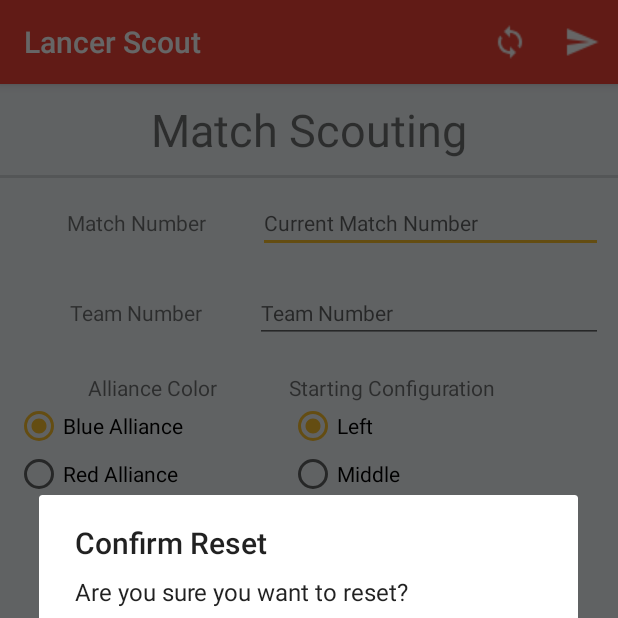
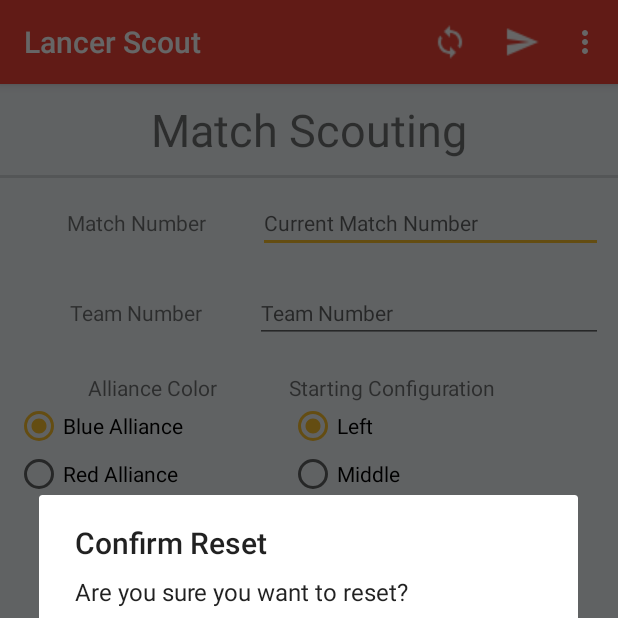
Before and after one commit to RoboLancers/LancerScout, an Android app: the screen it shows after launch (MatchScoutingActivity), after a tap on "Reset", on a phone screen of 412 x 824 dp, the top half of it. Run offline under Robolectric (Android 15) with nearby library versions, the phone set to English and light mode, and no system bars.

```diff
--- a/app/build.gradle
+++ b/app/build.gradle
@@ -29,6 +29,7 @@ dependencies {
     implementation fileTree(include: ['*.jar'], dir: 'libs')
     implementation 'com.android.support:appcompat-v7:27.1.1'
     implementation 'com.android.support.constraint:constraint-layout:1.1.0'
+    implementation 'com.android.support:support-v4:27.1.1'
     testImplementation 'junit:junit:4.12'
     androidTestImplementation 'com.android.support.test:runner:1.0.2'
     androidTestImplementation 'com.android.support.test.espresso:espresso-core:3.0.2'
@@ -36,4 +37,6 @@ dependencies {
     implementation 'com.android.volley:volley:1.1.0'
     implementation 'com.google.code.gson:gson:2.8.4'
     implementation 'com.android.support:cardview-v7:27.1.1'
+    implementation 'com.android.support:preference-v7:27.1.1'
+    implementation 'com.android.support:preference-v14:27.1.1'
 }
--- a/app/src/main/AndroidManifest.xml
+++ b/app/src/main/AndroidManifest.xml
@@ -14,8 +14,7 @@
         android:roundIcon="@mipmap/ic_launcher_round"
         android:supportsRtl="true"
         android:theme="@style/AppTheme">
-        <activity
-            android:name=".activities.teams.MatchScoutingActivity">
+        <activity android:name=".activities.MatchScoutingActivity">
             <intent-filter>
                 <action android:name="android.intent.action.MAIN" />
 
@@ -24,7 +23,6 @@
                 <action android:name="android.intent.action.SEARCH" />
             </intent-filter>
         </activity>
-
+        <activity android:name=".activities.SettingsActivity" android:theme="@style/AppTheme"/>
     </application>
-
 </manifest>
--- a/app/src/main/java/robolancer/com/lancerscout/activities/teams/MatchScoutingActivity.java
+++ b/app/src/main/java/robolancer/com/lancerscout/activities/MatchScoutingActivity.java
@@ -1,16 +1,11 @@
-package robolancer.com.lancerscout.activities.teams;
+package robolancer.com.lancerscout.activities;
 
 import android.bluetooth.BluetoothAdapter;
-import android.bluetooth.BluetoothDevice;
-import android.bluetooth.BluetoothSocket;
-import android.content.DialogInterface;
 import android.content.Intent;
-import android.os.ParcelUuid;
 import android.support.v7.app.AlertDialog;
 import android.support.v7.app.AppCompatActivity;
 import android.os.Bundle;
 import android.support.v7.widget.Toolbar;
-import android.util.Log;
 import android.view.Menu;
 import android.view.MenuInflater;
 import android.view.MenuItem;
@@ -26,17 +21,12 @@ import android.widget.Toast;
 import com.google.gson.Gson;
 
 import java.io.IOException;
-import java.util.ArrayList;
-import java.util.Objects;
-import java.util.Set;
-import java.util.UUID;
 
 import robolancer.com.lancerscout.R;
 import robolancer.com.lancerscout.bluetooth.BluetoothHelper;
 import robolancer.com.lancerscout.models.AllianceColor;
 import robolancer.com.lancerscout.models.AutonomousAttempt;
 import robolancer.com.lancerscout.models.EndGameAttempt;
-import robolancer.com.lancerscout.models.LancerMatch;
 import robolancer.com.lancerscout.models.LancerMatchBuilder;
 import robolancer.com.lancerscout.models.StartingConfiguration;
 
@@ -124,7 +114,7 @@ public class MatchScoutingActivity extends AppCompatActivity {
                             }
                         }).show();
                 break;
-            case R.id.reset:
+            case R.id.action_reset:
                 AlertDialog.Builder resetDialog = new AlertDialog.Builder(MatchScoutingActivity.this);
                 resetDialog.setTitle("Confirm Reset")
                         .setMessage("Are you sure you want to reset?")
@@ -133,6 +123,9 @@ public class MatchScoutingActivity extends AppCompatActivity {
                             reset();
                             bluetoothHelper.showBluetoothDevices();
                         }).show();
+                break;
+            case R.id.action_settings:
+                startActivity(new Intent(this, SettingsActivity.class));
                 break;
             default:
                 return super.onOptionsItemSelected(item);
--- a/app/src/main/res/layout/activity_match_scouting.xml
+++ b/app/src/main/res/layout/activity_match_scouting.xml
@@ -7,7 +7,7 @@
     android:layout_height="match_parent"
     android:background="#f1f5f8"
     android:orientation="vertical"
-    tools:context=".activities.teams.MatchScoutingActivity">
+    tools:context=".activities.MatchScoutingActivity">
 
     <android.support.v7.widget.Toolbar
         android:id="@+id/appbar"
--- a/app/src/main/res/menu/menu_match.xml
+++ b/app/src/main/res/menu/menu_match.xml
@@ -4,7 +4,7 @@
     xmlns:android="http://schemas.android.com/apk/res/android">
 
     <item
-        android:id="@+id/reset"
+        android:id="@+id/action_reset"
         android:icon="@drawable/loop_white_24dp"
         android:title="@string/reset"
         app:showAsAction="ifRoom" />
@@ -14,4 +14,10 @@
         android:icon="@drawable/send_white_24dp"
         android:title="@string/send"
         app:showAsAction="always" />
+
+    <item
+    android:id="@+id/action_settings"
+    android:icon="@drawable/settings_black_24dp"
+    android:title="Settings"
+    app:showAsAction="never" />
 </menu>
--- a/app/src/main/res/values/styles.xml
+++ b/app/src/main/res/values/styles.xml
@@ -8,6 +8,7 @@
         <item name="colorAccent">@color/colorAccent</item>
         <item name="windowActionBar">false</item>
         <item name="windowNoTitle">true</item>
+        <item name="preferenceTheme">@style/PreferenceThemeOverlay.v14.Material</item>
     </style>
 
     <style name="AppTheme.AppBarOverlay" parent="ThemeOverlay.AppCompat.Dark.ActionBar" />
```
Also changed, not shown: app/src/main/java/robolancer/com/lancerscout/activities/AppCompatPreferenceActivity.java (added, +109 -0 lines), app/src/main/java/robolancer/com/lancerscout/activities/SettingsActivity.java (added, +17 -0 lines), app/src/main/java/robolancer/com/lancerscout/bluetooth/BluetoothHelper.java (+2 -7 lines), app/src/main/java/robolancer/com/lancerscout/fragments/SettingsFragment.java (added, +14 -0 lines), app/src/main/res/values/strings.xml (+9 -0 lines), app/src/main/res/xml/preferences.xml (added, +9 -0 lines), app/src/main/res/drawable/settings_black_24dp.png (added).
